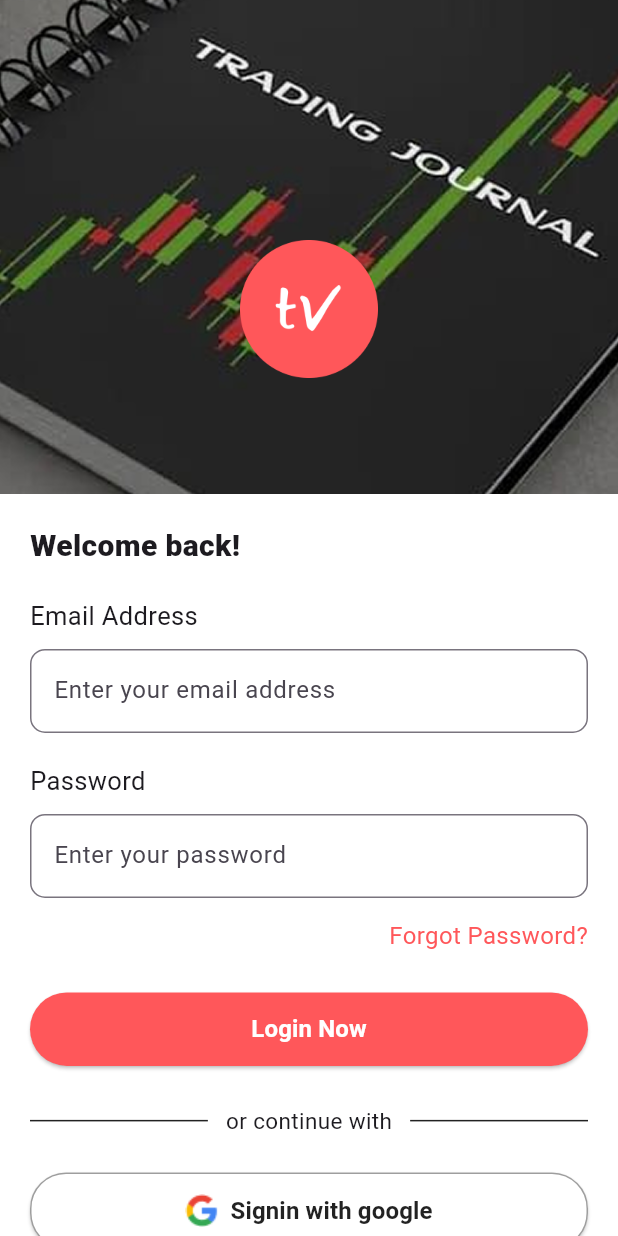
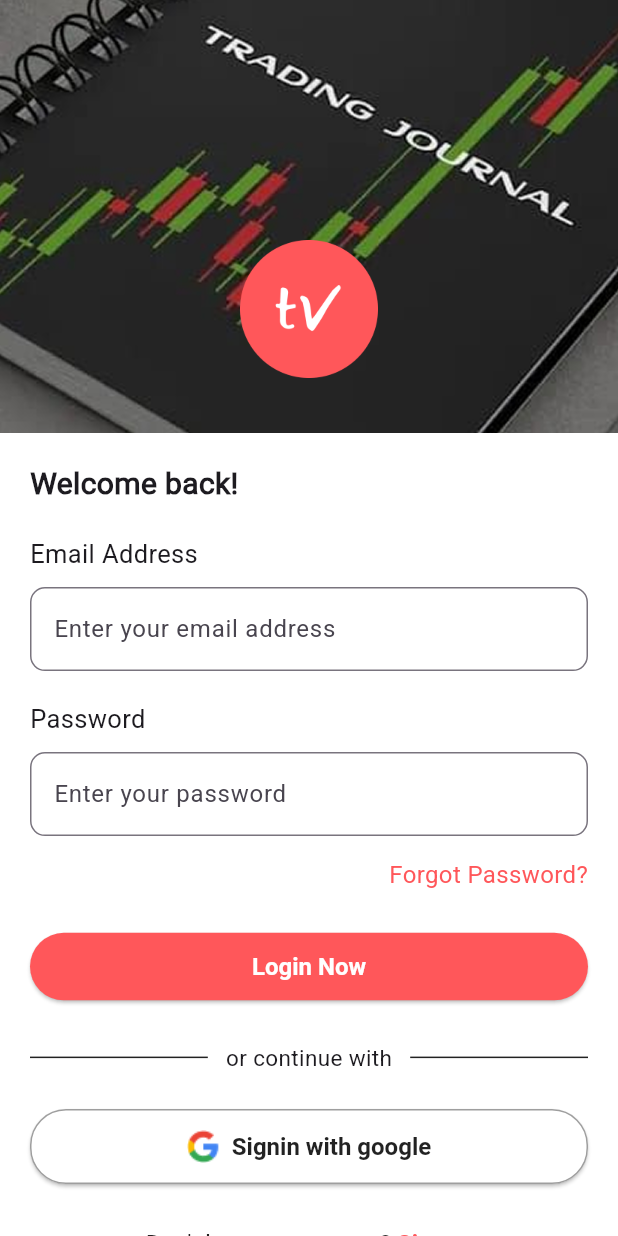
Before and after one commit to Skh121/TradeVerse, a Flutter app: the screen it shows after launch, on a phone screen of 412 x 824 dp. Run offline on Flutter 3.47's test engine with Material 3 defaults, Android fonts, the phone set to English and light mode, and no system bars; our stand-ins replace lottie.

Commit message:
Fonts and Themes Added

```diff
--- a/lib/app.dart
+++ b/lib/app.dart
@@ -1,4 +1,5 @@
 import 'package:flutter/material.dart';
+import 'package:tradeverse/theme/theme_data.dart';
 import 'package:tradeverse/view/dashboard.dart';
 import 'package:tradeverse/view/login_screen.dart';
 import 'package:tradeverse/view/signup_screen.dart';
@@ -11,10 +12,8 @@ class App extends StatelessWidget {
   Widget build(BuildContext context) {
     return MaterialApp(
       debugShowCheckedModeBanner: false,
-      title: 'Auth Screens',
-      theme: ThemeData(
-        primarySwatch: Colors.blue,
-      ),
+      title: 'Trade Verse',
+      theme: getApplicationTheme(),
       initialRoute: '/',
       routes: {
         '/': (context) => const SplashScreen(),
--- /dev/null
+++ b/lib/theme/theme_data.dart
@@ -0,0 +1,16 @@
+import 'package:flutter/material.dart';
+
+ThemeData getApplicationTheme() {
+  final brandColor = Color(0xFFFF575A);
+  return ThemeData(
+    fontFamily: "Roboto Regular",
+    elevatedButtonTheme: ElevatedButtonThemeData(
+      style: ElevatedButton.styleFrom(
+        backgroundColor: brandColor,
+        textStyle: TextStyle(fontWeight: FontWeight.w600, fontSize: 16),
+        foregroundColor: Colors.white,
+        padding: EdgeInsets.symmetric(vertical: 13),
+      ),
+    ),
+  );
+}
--- a/lib/view/login_screen.dart
+++ b/lib/view/login_screen.dart
@@ -48,7 +48,6 @@ class _LoginScreenState extends State<LoginScreen> {
 
   @override
   Widget build(BuildContext context) {
-
     final size = MediaQuery.of(context).size;
 
     return Scaffold(
@@ -61,7 +60,14 @@ class _LoginScreenState extends State<LoginScreen> {
             children: [
               Stack(
                 children: [
-                  SizedBox(width: double.infinity, height:  size.height * 0.4, child: Image.asset('assets/images/backgroundImage.png',fit: BoxFit.cover,)),
+                  SizedBox(
+                    width: double.infinity,
+                    height: size.height * 0.35,
+                    child: Image.asset(
+                      'assets/images/backgroundImage.png',
+                      fit: BoxFit.cover,
+                    ),
+                  ),
                   Positioned(
                     top: 160,
                     left: 0,
@@ -170,18 +176,7 @@ class _LoginScreenState extends State<LoginScreen> {
                             handleLogin();
                           }
                         },
-                        style: ElevatedButton.styleFrom(
-                          backgroundColor: brandColor,
-                          foregroundColor: Colors.white,
-                          padding: EdgeInsets.symmetric(vertical: 13),
-                        ),
-                        child: Text(
-                          'Login Now',
-                          style: TextStyle(
-                            fontWeight: FontWeight.w600,
-                            fontSize: 16,
-                          ),
-                        ),
+                        child: Text('Login Now'),
                       ),
                     ),
                     const SizedBox(height: 26),
@@ -217,13 +212,7 @@ class _LoginScreenState extends State<LoginScreen> {
                         onPressed: () {
                           // Add Google sign-in logic
                         },
-                        label: Text(
-                          'Signin with google',
-                          style: TextStyle(
-                            fontSize: 16,
-                            fontWeight: FontWeight.w600,
-                          ),
-                        ),
+                        label: Text('Signin with google'),
                         icon: Image.asset('assets/images/googleLogo.png'),
                         style: ElevatedButton.styleFrom(
                           backgroundColor: Colors.white,
@@ -239,7 +228,7 @@ class _LoginScreenState extends State<LoginScreen> {
                         ),
                       ),
                     ),
-                    const SizedBox(height: 40),
+                    const SizedBox(height: 30),
                     Center(
                       child: RichText(
                         text: TextSpan(
@@ -267,6 +256,7 @@ class _LoginScreenState extends State<LoginScreen> {
                         ),
                       ),
                     ),
+                    const SizedBox(height: 15),
                   ],
                 ),
               ),
--- a/lib/view/signup_screen.dart
+++ b/lib/view/signup_screen.dart
@@ -147,19 +147,8 @@ class _SignupScreenState extends State<SignupScreen> {
                             );
                           }
                         },
-                        style: ElevatedButton.styleFrom(
-                          backgroundColor: brandColor,
-                          shape: RoundedRectangleBorder(
-                            borderRadius: BorderRadius.circular(16),
-                          ),
-                        ),
                         child: Text(
                           "Sign Up Now",
-                          style: TextStyle(
-                            fontSize: 16,
-                            color: Colors.white,
-                            fontWeight: FontWeight.w600,
-                          ),
                         ),
                       ),
                     ),
@@ -217,7 +206,7 @@ class _SignupScreenState extends State<SignupScreen> {
                         ),
                       ),
                     ),
-                    SizedBox(height: 40),
+                    SizedBox(height: 30),
                     Center(
                       child: RichText(
                         text: TextSpan(
```
Also changed, not shown: pubspec.yaml (+10 -4 lines), assets/fonts/roboto/Roboto-Bold.ttf (added), assets/fonts/roboto/Roboto-Italic.ttf (added), assets/fonts/roboto/Roboto-Regular.ttf (added).
